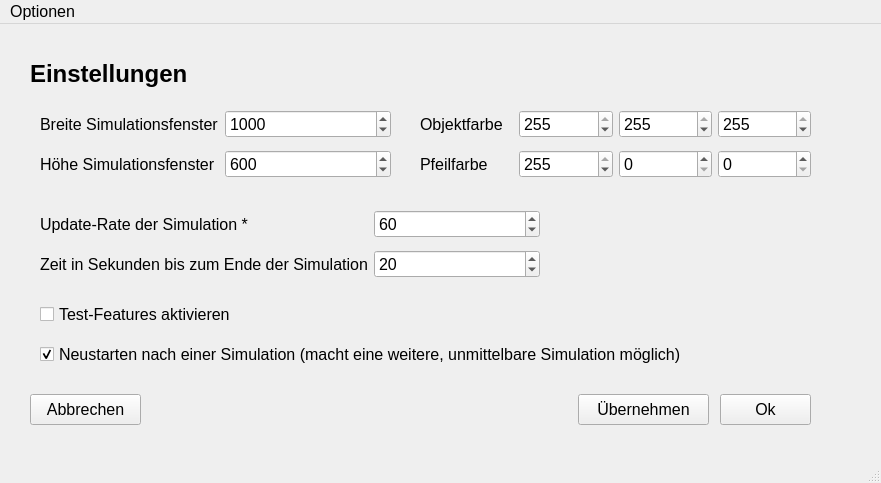
Old version of the form ui/settings.ui in the repository fflopsi/twobodyproblem.
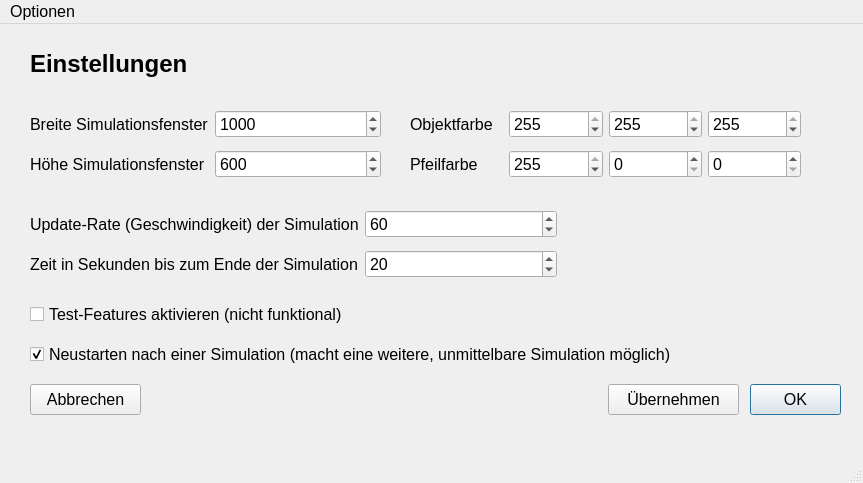
New version of the form.

The edit to the form file:
```diff
--- a/ui/settings.ui
+++ b/ui/settings.ui
@@ -6,7 +6,7 @@
    <rect>
     <x>0</x>
     <y>0</y>
-    <width>881</width>
+    <width>863</width>
     <height>483</height>
    </rect>
   </property>
@@ -22,21 +22,27 @@
    <widget class="QPushButton" name="b_ok">
     <property name="geometry">
      <rect>
-      <x>720</x>
-      <y>370</y>
+      <x>750</x>
+      <y>360</y>
       <width>91</width>
       <height>31</height>
      </rect>
     </property>
     <property name="text">
-     <string>Ok</string>
+     <string>OK</string>
+    </property>
+    <property name="default">
+     <bool>true</bool>
+    </property>
+    <property name="flat">
+     <bool>false</bool>
     </property>
    </widget>
    <widget class="QPushButton" name="b_save">
     <property name="geometry">
      <rect>
-      <x>578</x>
-      <y>370</y>
+      <x>608</x>
+      <y>360</y>
       <width>131</width>
       <height>31</height>
      </rect>
@@ -49,7 +55,7 @@
     <property name="geometry">
      <rect>
       <x>30</x>
-      <y>370</y>
+      <y>360</y>
       <width>111</width>
       <height>31</height>
      </rect>
@@ -76,7 +82,7 @@
    <widget class="QWidget" name="gridLayoutWidget">
     <property name="geometry">
      <rect>
-      <x>40</x>
+      <x>30</x>
       <y>80</y>
       <width>351</width>
       <height>81</height>
@@ -129,7 +135,7 @@
     <property name="geometry">
      <rect>
       <x>30</x>
-      <y>30</y>
+      <y>20</y>
       <width>221</width>
       <height>41</height>
      </rect>
@@ -141,7 +147,7 @@
    <widget class="QWidget" name="gridLayoutWidget_2">
     <property name="geometry">
      <rect>
-      <x>420</x>
+      <x>410</x>
       <y>80</y>
       <width>391</width>
       <height>81</height>
@@ -221,7 +227,7 @@
    <widget class="QCheckBox" name="do_restart">
     <property name="geometry">
      <rect>
-      <x>40</x>
+      <x>30</x>
       <y>310</y>
       <width>821</width>
       <height>41</height>
@@ -237,22 +243,22 @@
    <widget class="QCheckBox" name="do_testing">
     <property name="geometry">
      <rect>
-      <x>40</x>
+      <x>30</x>
       <y>280</y>
-      <width>251</width>
+      <width>401</width>
       <height>20</height>
      </rect>
     </property>
     <property name="text">
-     <string>Test-Features aktivieren</string>
+     <string>Test-Features aktivieren (nicht funktional)</string>
     </property>
    </widget>
    <widget class="QWidget" name="gridLayoutWidget_3">
     <property name="geometry">
      <rect>
-      <x>40</x>
+      <x>30</x>
       <y>180</y>
-      <width>500</width>
+      <width>527</width>
       <height>80</height>
      </rect>
     </property>
@@ -260,10 +266,10 @@
      <item row="0" column="1">
       <widget class="QSpinBox" name="update_rate">
        <property name="minimum">
-        <number>10</number>
+        <number>1</number>
        </property>
        <property name="maximum">
-        <number>10000</number>
+        <number>1000000</number>
        </property>
        <property name="value">
         <number>60</number>
@@ -273,7 +279,7 @@
      <item row="0" column="0">
       <widget class="QLabel" name="label_5">
        <property name="text">
-        <string>Update-Rate der Simulation *</string>
+        <string>Update-Rate (Geschwindigkeit) der Simulation</string>
        </property>
       </widget>
      </item>
@@ -305,7 +311,7 @@
     <rect>
      <x>0</x>
      <y>0</y>
-     <width>881</width>
+     <width>863</width>
      <height>34</height>
     </rect>
    </property>
```
